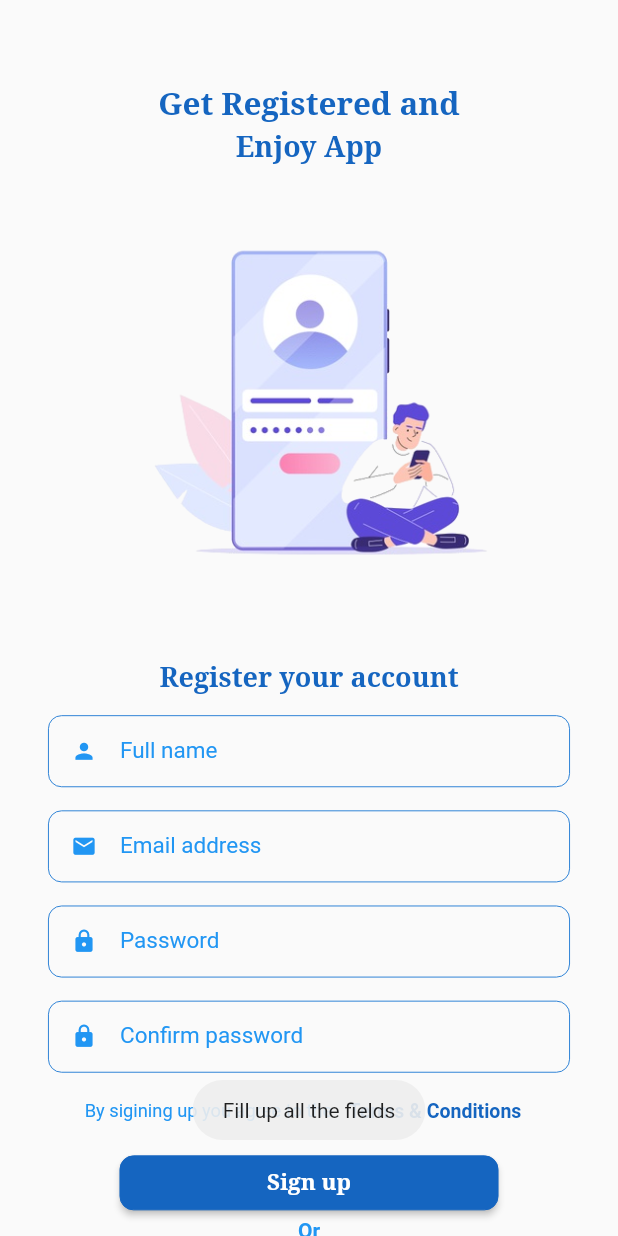
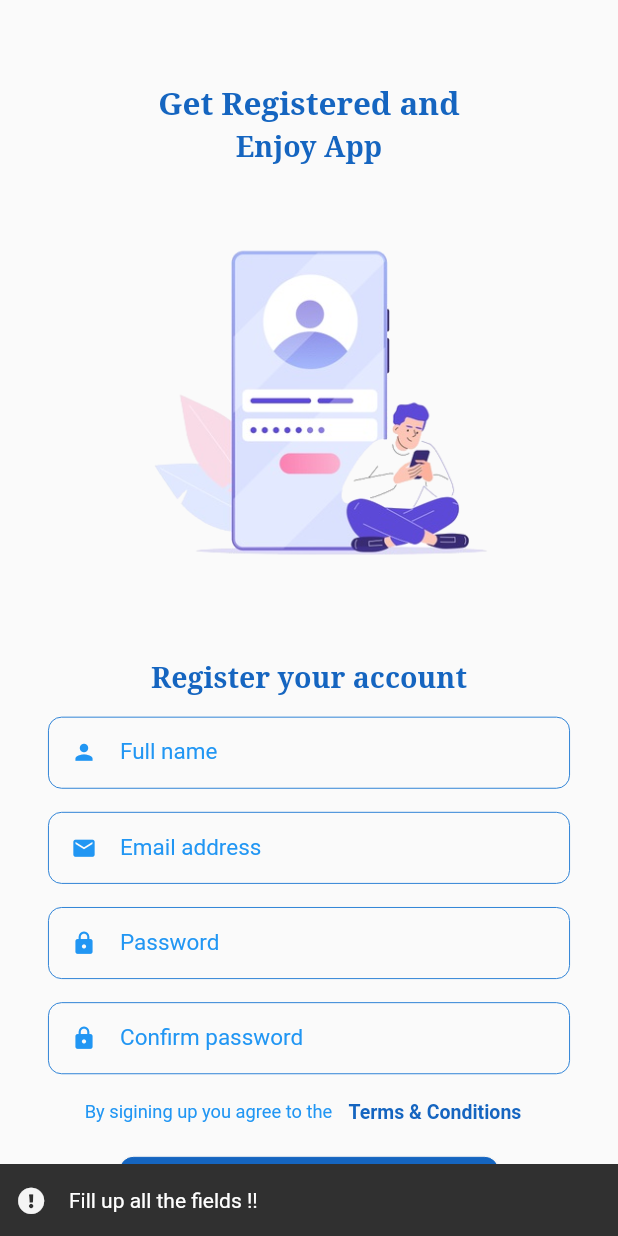
Before and after one commit to Movie-Cinema-ERa/CloneMovieAppWithFlutter, a Flutter app: the SignUpScreen screen opened directly, after a tap on "Sign up", on a phone screen of 412 x 824 dp. Run offline on Flutter 3.47's test engine with Material 2 defaults, Android fonts, the light colour scheme and no system bars; our stand-ins replace firebase_auth, firebase_core, flutter_secure_storage, fluttertoast, font_awesome_flutter, get and 2 more; accounts and stored records are empty; network calls fail.

Commit message:
upto Snack bar of login

```diff
--- a/lib/Screens/SignUp_screen.dart
+++ b/lib/Screens/SignUp_screen.dart
@@ -5,6 +5,7 @@ import 'package:flutter_project/Screens/loginScreen.dart';
 import 'package:flutter_project/Widgets/CustomButton.dart';
 import 'package:flutter_project/Widgets/TextForm.dart';
 import 'package:fluttertoast/fluttertoast.dart';
+import 'package:font_awesome_flutter/font_awesome_flutter.dart';
 import 'package:get/get.dart';
 
 class SignUpScreen extends StatelessWidget {
@@ -64,7 +65,7 @@ class SignUpScreen extends StatelessWidget {
                         children: [
                           Text("Register your account",
                               style: TextStyle(
-                                  fontSize: 18,
+                                  fontSize: 19,
                                   fontWeight: FontWeight.bold,
                                   fontFamily: "serif",
                                   color: Colors.blue[800])),
@@ -151,13 +152,27 @@ class SignUpScreen extends StatelessWidget {
                                       password: passwordTXT.text,
                                     );
                                   } else {
-                                    Fluttertoast.showToast(
-                                        msg:
-                                            "Confirmation password doesn't matched! try again.");
+                                    Get.showSnackbar(GetBar(
+                                      icon: Icon(
+                                        FontAwesomeIcons.exclamationCircle,
+                                        color: Colors.grey[100],
+                                        size: 18,
+                                      ),
+                                      duration: Duration(seconds: 2),
+                                      message:
+                                          "Confirmation password doesn't matched, try again. !!",
+                                    ));
                                   }
                                 } else {
-                                  Fluttertoast.showToast(
-                                      msg: "Fill up all the fields");
+                                  Get.showSnackbar(GetBar(
+                                    icon: Icon(
+                                      FontAwesomeIcons.exclamationCircle,
+                                      color: Colors.grey[100],
+                                      size: 18,
+                                    ),
+                                    duration: Duration(seconds: 2),
+                                    message: "Fill up all the fields !!",
+                                  ));
                                 }
                               }),
                           Text(
@@ -177,7 +192,7 @@ class SignUpScreen extends StatelessWidget {
                                 color: Colors.blue[800],
                                 fontWeight: FontWeight.bold),
                             onpress: () {
-                              Get.to(LoginScreen());
+                              Get.offAll(() => LoginScreen());
                             },
                           ),
                           SizedBox(
--- a/lib/Screens/loginScreen.dart
+++ b/lib/Screens/loginScreen.dart
@@ -62,7 +62,7 @@ class LoginScreen extends StatelessWidget {
                         children: [
                           Text("Login to your account",
                               style: TextStyle(
-                                  fontSize: 18,
+                                  fontSize: 19,
                                   fontWeight: FontWeight.bold,
                                   fontFamily: "serif",
                                   color: Colors.blue[800])),
--- a/lib/Screens/splash_screen.dart
+++ b/lib/Screens/splash_screen.dart
@@ -38,8 +38,8 @@ class SplashScreen extends StatelessWidget {
             ),
             Image.asset(
               "assets/images/splash_icon.png",
-              height: 80,
-              width: 80,
+              height: 84,
+              width: 84,
             ),
             SizedBox(
               height: MediaQuery.of(context).size.height * 0.41,
```
Also changed, not shown: lib/Controllers/SignUp_controller.dart (+12 -2 lines), lib/Controllers/login_controller.dart (+14 -8 lines).
